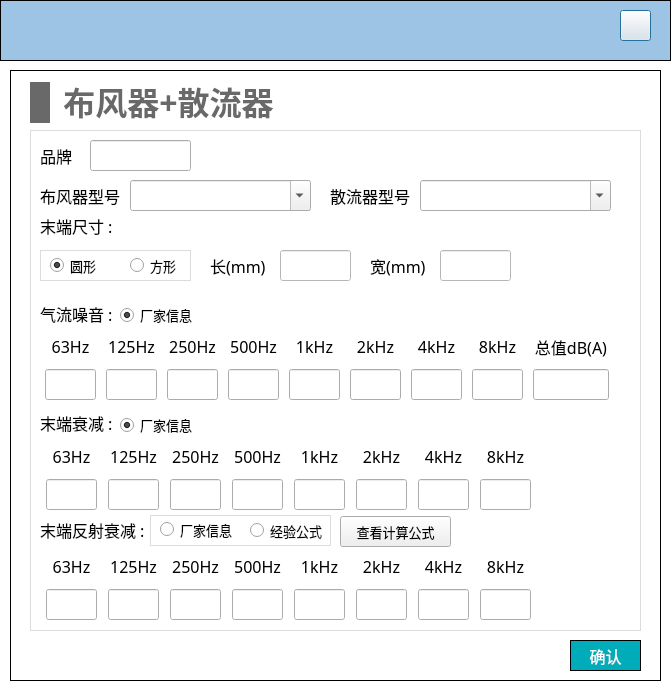
The window that NoiseCalSoft/inputDialog/dialog_air_diff.ui (haobana/NoiCal) describes before a commit, drawn with Qt 5.
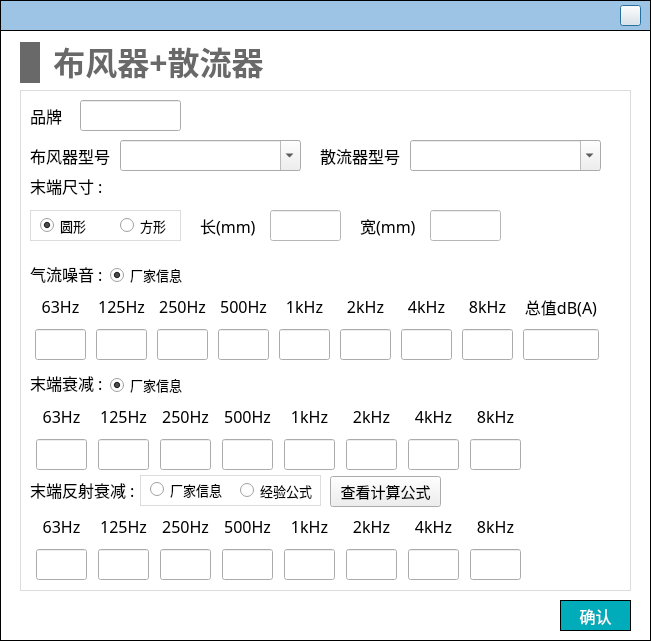
The same window after the commit. The open tabs and pages were chosen to show the change. Icons and pictures are not drawn.

```diff
--- a/NoiseCalSoft/inputDialog/dialog_air_diff.ui
+++ b/NoiseCalSoft/inputDialog/dialog_air_diff.ui
@@ -6,10 +6,16 @@
    <rect>
     <x>0</x>
     <y>0</y>
-    <width>671</width>
-    <height>695</height>
+    <width>651</width>
+    <height>641</height>
    </rect>
   </property>
+  <property name="font">
+   <font>
+    <family>黑体</family>
+    <pointsize>12</pointsize>
+   </font>
+  </property>
   <property name="windowTitle">
    <string>Dialog</string>
   </property>
@@ -36,8 +42,8 @@
     <rect>
      <x>0</x>
      <y>0</y>
-     <width>671</width>
-     <height>61</height>
+     <width>651</width>
+     <height>31</height>
     </rect>
    </property>
    <property name="styleSheet">
@@ -52,9 +58,9 @@
     <property name="geometry">
      <rect>
       <x>620</x>
-      <y>10</y>
-      <width>31</width>
-      <height>31</height>
+      <y>5</y>
+      <width>21</width>
+      <height>21</height>
      </rect>
     </property>
     <property name="styleSheet">
@@ -68,8 +74,8 @@
   <widget class="QWidget" name="widget_air_diff" native="true">
    <property name="geometry">
     <rect>
-     <x>10</x>
-     <y>70</y>
+     <x>0</x>
+     <y>30</y>
      <width>651</width>
      <height>611</height>
     </rect>
@@ -89,6 +95,12 @@
       <height>501</height>
      </rect>
     </property>
+    <property name="font">
+     <font>
+      <family>黑体</family>
+      <pointsize>12</pointsize>
+     </font>
+    </property>
     <property name="styleSheet">
      <string notr="true">#widget_2
 {
@@ -112,7 +124,7 @@
      </property>
      <property name="font">
       <font>
-       <family>Microsoft YaHei</family>
+       <family>黑体</family>
        <pointsize>-1</pointsize>
       </font>
      </property>
@@ -131,7 +143,7 @@
      </property>
      <property name="font">
       <font>
-       <family>Microsoft YaHei</family>
+       <family>黑体</family>
        <pointsize>-1</pointsize>
       </font>
      </property>
@@ -150,7 +162,7 @@
      </property>
      <property name="font">
       <font>
-       <family>Microsoft YaHei</family>
+       <family>黑体</family>
        <pointsize>-1</pointsize>
       </font>
      </property>
@@ -205,7 +217,7 @@
           </property>
           <property name="font">
            <font>
-            <family>Microsoft YaHei</family>
+            <family>黑体</family>
             <pointsize>-1</pointsize>
            </font>
           </property>
@@ -233,7 +245,7 @@
           </property>
           <property name="font">
            <font>
-            <family>Microsoft YaHei</family>
+            <family>黑体</family>
             <pointsize>-1</pointsize>
            </font>
           </property>
@@ -265,7 +277,7 @@
           </property>
           <property name="font">
            <font>
-            <family>Microsoft YaHei</family>
+            <family>黑体</family>
             <pointsize>-1</pointsize>
            </font>
           </property>
@@ -293,7 +305,7 @@
           </property>
           <property name="font">
            <font>
-            <family>Microsoft YaHei</family>
+            <family>黑体</family>
             <pointsize>-1</pointsize>
            </font>
           </property>
@@ -325,7 +337,7 @@
           </property>
           <property name="font">
            <font>
-            <family>Microsoft YaHei</family>
+            <family>黑体</family>
             <pointsize>-1</pointsize>
            </font>
           </property>
@@ -353,7 +365,7 @@
           </property>
           <property name="font">
            <font>
-            <family>Microsoft YaHei</family>
+            <family>黑体</family>
             <pointsize>-1</pointsize>
            </font>
           </property>
@@ -385,7 +397,7 @@
           </property>
           <property name="font">
            <font>
-            <family>Microsoft YaHei</family>
+            <family>黑体</family>
             <pointsize>-1</pointsize>
            </font>
           </property>
@@ -413,7 +425,7 @@
           </property>
           <property name="font">
            <font>
-            <family>Microsoft YaHei</family>
+            <family>黑体</family>
             <pointsize>-1</pointsize>
            </font>
           </property>
@@ -445,7 +457,7 @@
           </property>
           <property name="font">
            <font>
-            <family>Microsoft YaHei</family>
+            <family>黑体</family>
             <pointsize>-1</pointsize>
            </font>
           </property>
@@ -473,7 +485,7 @@
           </property>
           <property name="font">
            <font>
-            <family>Microsoft YaHei</family>
+            <family>黑体</family>
             <pointsize>-1</pointsize>
            </font>
           </property>
@@ -508,7 +520,7 @@
           </property>
           <property name="font">
            <font>
-            <family>Microsoft YaHei</family>
+            <family>黑体</family>
             <pointsize>-1</pointsize>
            </font>
           </property>
@@ -536,7 +548,7 @@
           </property>
           <property name="font">
            <font>
-            <family>Microsoft YaHei</family>
+            <family>黑体</family>
             <pointsize>-1</pointsize>
            </font>
           </property>
@@ -568,7 +580,7 @@
           </property>
           <property name="font">
            <font>
-            <family>Microsoft YaHei</family>
+            <family>黑体</family>
             <pointsize>-1</pointsize>
            </font>
           </property>
@@ -596,7 +608,7 @@
           </property>
           <property name="font">
            <font>
-            <family>Microsoft YaHei</family>
+            <family>黑体</family>
             <pointsize>-1</pointsize>
            </font>
           </property>
@@ -628,7 +640,7 @@
           </property>
           <property name="font">
            <font>
-            <family>Microsoft YaHei</family>
+            <family>黑体</family>
             <pointsize>-1</pointsize>
            </font>
           </property>
@@ -656,7 +668,7 @@
           </property>
           <property name="font">
            <font>
-            <family>Microsoft YaHei</family>
+            <family>黑体</family>
             <pointsize>-1</pointsize>
            </font>
           </property>
@@ -688,7 +700,7 @@
           </property>
           <property name="font">
            <font>
-            <family>Microsoft YaHei</family>
+            <family>黑体</family>
             <pointsize>-1</pointsize>
            </font>
           </property>
@@ -716,7 +728,7 @@
           </property>
           <property name="font">
            <font>
-            <family>Microsoft YaHei</family>
+            <family>黑体</family>
             <pointsize>-1</pointsize>
            </font>
           </property>
@@ -743,7 +755,7 @@
      </property>
      <property name="font">
       <font>
-       <family>Microsoft YaHei</family>
+       <family>黑体</family>
        <pointsize>-1</pointsize>
       </font>
      </property>
@@ -762,7 +774,7 @@
      </property>
      <property name="font">
       <font>
-       <family>Microsoft YaHei</family>
+       <family>黑体</family>
        <pointsize>-1</pointsize>
       </font>
      </property>
@@ -798,7 +810,7 @@
           </property>
           <property name="font">
            <font>
-            <family>Microsoft YaHei</family>
+            <family>黑体</family>
             <pointsize>-1</pointsize>
            </font>
           </property>
@@ -826,7 +838,7 @@
           </property>
           <property name="font">
            <font>
-            <family>Microsoft YaHei</family>
+            <family>黑体</family>
             <pointsize>-1</pointsize>
            </font>
           </property>
@@ -858,7 +870,7 @@
           </property>
           <property name="font">
            <font>
-            <family>Microsoft YaHei</family>
+            <family>黑体</family>
             <pointsize>-1</pointsize>
            </font>
           </property>
@@ -886,7 +898,7 @@
           </property>
           <property name="font">
            <font>
-            <family>Microsoft YaHei</family>
+            <family>黑体</family>
             <pointsize>-1</pointsize>
            </font>
           </property>
@@ -918,7 +930,7 @@
           </property>
           <property name="font">
            <font>
-            <family>Microsoft YaHei</family>
+            <family>黑体</family>
             <pointsize>-1</pointsize>
            </font>
           </property>
@@ -946,7 +958,7 @@
           </property>
           <property name="font">
            <font>
-            <family>Microsoft YaHei</family>
+            <family>黑体</family>
             <pointsize>-1</pointsize>
            </font>
           </property>
@@ -978,7 +990,7 @@
           </property>
           <property name="font">
            <font>
-            <family>Microsoft YaHei</family>
+            <family>黑体</family>
             <pointsize>-1</pointsize>
            </font>
           </property>
@@ -1006,7 +1018,7 @@
           </property>
           <property name="font">
            <font>
-            <family>Microsoft YaHei</family>
+            <family>黑体</family>
             <pointsize>-1</pointsize>
            </font>
           </property>
@@ -1038,7 +1050,7 @@
           </property>
           <property name="font">
            <font>
-            <family>Microsoft YaHei</family>
+            <family>黑体</family>
             <pointsize>-1</pointsize>
            </font>
           </property>
@@ -1066,7 +1078,7 @@
           </property>
           <property name="font">
            <font>
-            <family>Microsoft YaHei</family>
+            <family>黑体</family>
             <pointsize>-1</pointsize>
            </font>
           </property>
@@ -1101,7 +1113,7 @@
           </property>
           <property name="font">
            <font>
-            <family>Microsoft YaHei</family>
+            <family>黑体</family>
             <pointsize>-1</pointsize>
            </font>
           </property>
@@ -1129,7 +1141,7 @@
           </property>
           <property name="font">
            <font>
-            <family>Microsoft YaHei</family>
+            <family>黑体</family>
             <pointsize>-1</pointsize>
            </font>
           </property>
@@ -1161,7 +1173,7 @@
           </property>
           <property name="font">
            <font>
-            <family>Microsoft YaHei</family>
+            <family>黑体</family>
             <pointsize>-1</pointsize>
            </font>
           </property>
@@ -1189,7 +1201,7 @@
           </property>
           <property name="font">
            <font>
-            <family>Microsoft YaHei</family>
+            <family>黑体</family>
             <pointsize>-1</pointsize>
            </font>
           </property>
@@ -1221,7 +1233,7 @@
           </property>
           <property name="font">
            <font>
-            <family>Microsoft YaHei</family>
+            <family>黑体</family>
             <pointsize>-1</pointsize>
            </font>
           </property>
@@ -1249,7 +1261,7 @@
           </property>
           <property name="font">
            <font>
-            <family>Microsoft YaHei</family>
+            <family>黑体</family>
             <pointsize>-1</pointsize>
            </font>
           </property>
@@ -1354,7 +1366,7 @@
        </property>
        <property name="font">
         <font>
-         <family>Microsoft YaHei</family>
+         <family>黑体</family>
          <pointsize>-1</pointsize>
         </font>
        </property>
@@ -1370,7 +1382,7 @@
        </property>
        <property name="font">
         <font>
-         <family>Microsoft YaHei</family>
+         <family>黑体</family>
          <pointsize>-1</pointsize>
         </font>
        </property>
@@ -1389,7 +1401,7 @@
        </property>
        <property name="font">
         <font>
-         <family>Microsoft YaHei</family>
+         <family>黑体</family>
          <pointsize>-1</pointsize>
         </font>
        </property>
@@ -1408,7 +1420,7 @@
        </property>
        <property name="font">
         <font>
-         <family>Microsoft YaHei</family>
+         <family>黑体</family>
          <pointsize>-1</pointsize>
         </font>
        </property>
@@ -1480,7 +1492,7 @@
           </property>
           <property name="font">
            <font>
-            <family>Microsoft YaHei</family>
+            <family>黑体</family>
             <pointsize>-1</pointsize>
            </font>
           </property>
@@ -1508,7 +1520,7 @@
           </property>
           <property name="font">
            <font>
-            <family>Microsoft YaHei</family>
+            <family>黑体</family>
             <pointsize>-1</pointsize>
            </font>
           </property>
@@ -1540,7 +1552,7 @@
           </property>
           <property name="font">
            <font>
-            <family>Microsoft YaHei</family>
+            <family>黑体</family>
             <pointsize>-1</pointsize>
            </font>
           </property>
@@ -1568,7 +1580,7 @@
           </property>
           <property name="font">
            <font>
-            <family>Microsoft YaHei</family>
+            <family>黑体</family>
             <pointsize>-1</pointsize>
            </font>
           </property>
@@ -1600,7 +1612,7 @@
           </property>
           <property name="font">
            <font>
-            <family>Microsoft YaHei</family>
+            <family>黑体</family>
             <pointsize>-1</pointsize>
            </font>
           </property>
@@ -1628,7 +1640,7 @@
           </property>
           <property name="font">
            <font>
-            <family>Microsoft YaHei</family>
+            <family>黑体</family>
             <pointsize>-1</pointsize>
            </font>
           </property>
@@ -1660,7 +1672,7 @@
           </property>
           <property name="font">
            <font>
-            <family>Microsoft YaHei</family>
+            <family>黑体</family>
             <pointsize>-1</pointsize>
            </font>
           </property>
@@ -1688,7 +1700,7 @@
           </property>
           <property name="font">
            <font>
-            <family>Microsoft YaHei</family>
+            <family>黑体</family>
             <pointsize>-1</pointsize>
            </font>
           </property>
@@ -1720,7 +1732,7 @@
           </property>
           <property name="font">
            <font>
-            <family>Microsoft YaHei</family>
+            <family>黑体</family>
             <pointsize>-1</pointsize>
            </font>
           </property>
@@ -1748,7 +1760,7 @@
           </property>
           <property name="font">
            <font>
-            <family>Microsoft YaHei</family>
+            <family>黑体</family>
             <pointsize>-1</pointsize>
            </font>
           </property>
@@ -1783,7 +1795,7 @@
           </property>
           <property name="font">
            <font>
-            <family>Microsoft YaHei</family>
+            <family>黑体</family>
             <pointsize>-1</pointsize>
            </font>
           </property>
@@ -1811,7 +1823,7 @@
           </property>
           <property name="font">
            <font>
-            <family>Microsoft YaHei</family>
+            <family>黑体</family>
             <pointsize>-1</pointsize>
            </font>
           </property>
@@ -1843,7 +1855,7 @@
           </property>
           <property name="font">
            <font>
-            <family>Microsoft YaHei</family>
+            <family>黑体</family>
             <pointsize>-1</pointsize>
            </font>
           </property>
@@ -1871,7 +1883,7 @@
           </property>
           <property name="font">
            <font>
-            <family>Microsoft YaHei</family>
+            <family>黑体</family>
             <pointsize>-1</pointsize>
            </font>
           </property>
@@ -1903,7 +1915,7 @@
           </property>
           <property name="font">
            <font>
-            <family>Microsoft YaHei</family>
+            <family>黑体</family>
             <pointsize>-1</pointsize>
            </font>
           </property>
@@ -1931,7 +1943,7 @@
           </property>
           <property name="font">
            <font>
-            <family>Microsoft YaHei</family>
+            <family>黑体</family>
             <pointsize>-1</pointsize>
            </font>
           </property>
@@ -1958,7 +1970,7 @@
      </property>
      <property name="font">
       <font>
-       <family>Microsoft YaHei</family>
+       <family>黑体</family>
        <pointsize>-1</pointsize>
       </font>
      </property>
@@ -1977,7 +1989,7 @@
      </property>
      <property name="font">
       <font>
-       <family>Microsoft YaHei</family>
+       <family>黑体</family>
        <pointsize>-1</pointsize>
       </font>
      </property>
@@ -1996,7 +2008,7 @@
      </property>
      <property name="font">
       <font>
-       <family>Microsoft YaHei</family>
+       <family>黑体</family>
        <pointsize>10</pointsize>
       </font>
      </property>
@@ -2018,7 +2030,7 @@
      </property>
      <property name="font">
       <font>
-       <family>Microsoft YaHei</family>
+       <family>黑体</family>
        <pointsize>10</pointsize>
       </font>
      </property>
@@ -2055,7 +2067,7 @@
       </property>
       <property name="font">
        <font>
-        <family>Microsoft YaHei</family>
+        <family>黑体</family>
         <pointsize>10</pointsize>
        </font>
       </property>
@@ -2074,7 +2086,7 @@
       </property>
       <property name="font">
        <font>
-        <family>Microsoft YaHei</family>
+        <family>黑体</family>
         <pointsize>10</pointsize>
        </font>
       </property>
@@ -2094,8 +2106,8 @@
      </property>
      <property name="font">
       <font>
-       <family>Microsoft YaHei</family>
-       <pointsize>10</pointsize>
+       <family>黑体</family>
+       <pointsize>11</pointsize>
       </font>
      </property>
      <property name="text">
@@ -2113,7 +2125,7 @@
      </property>
      <property name="font">
       <font>
-       <family>Microsoft YaHei</family>
+       <family>黑体</family>
        <pointsize>-1</pointsize>
       </font>
      </property>
@@ -2155,7 +2167,7 @@
     </property>
     <property name="font">
      <font>
-      <family>Microsoft YaHei</family>
+      <family>黑体</family>
       <pointsize>12</pointsize>
      </font>
     </property>
```
Left out of the diff: 13 changed lines with no effect on the pictures.
